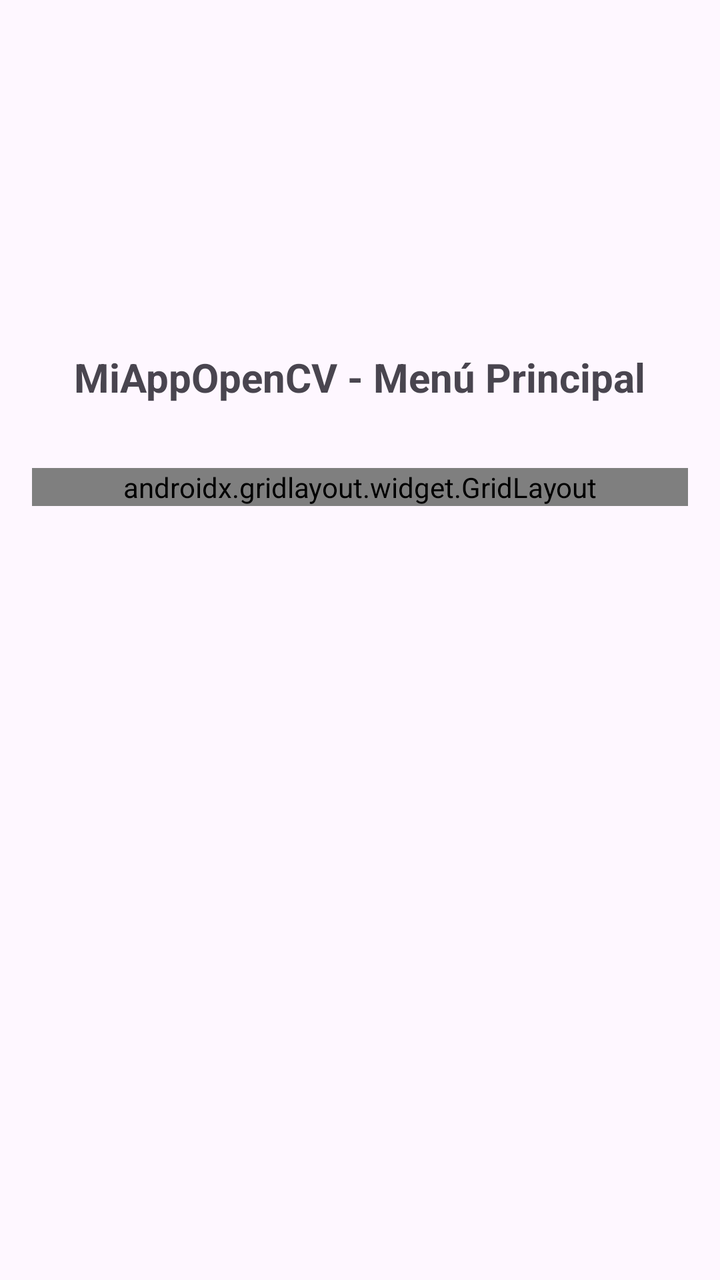
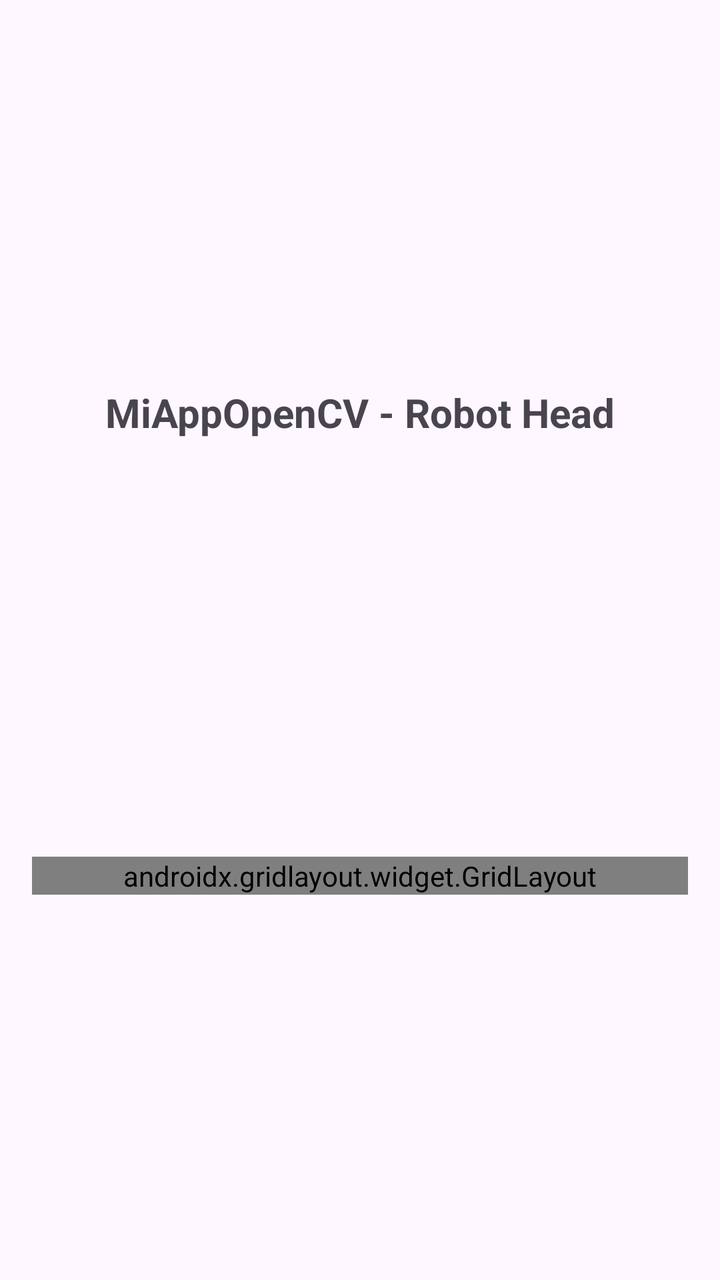

Before-and-after screenshots of an Android layout around one commit, followed by the original layout XML and the change that was made.
<!-- AndroidManifest.xml: application theme Theme.MiAppOpenCV -->
<!-- res/layout/activity_main.xml -->
<?xml version="1.0" encoding="utf-8"?>
<androidx.constraintlayout.widget.ConstraintLayout xmlns:android="http://schemas.android.com/apk/res/android"
    xmlns:app="http://schemas.android.com/apk/res-auto"
    xmlns:tools="http://schemas.android.com/tools"
    android:layout_width="match_parent"
    android:layout_height="match_parent"
    android:padding="16dp"
    tools:context=".MainActivity">

    <TextView
        android:id="@+id/tv_title"
        android:layout_width="wrap_content"
        android:layout_height="wrap_content"
        android:text="MiAppOpenCV - Menú Principal"
        android:textSize="20sp"
        android:textStyle="bold"
        app:layout_constraintEnd_toEndOf="parent"
        app:layout_constraintStart_toStartOf="parent"
        app:layout_constraintTop_toTopOf="parent"
        app:layout_constraintVertical_bias="0.3"
        app:layout_constraintBottom_toTopOf="@+id/main_menu_grid"
        app:layout_constraintVertical_chainStyle="packed"
        />

    
    <androidx.gridlayout.widget.GridLayout
        android:id="@+id/main_menu_grid"
        android:layout_width="0dp"
        android:layout_height="wrap_content"
        android:layout_marginTop="32dp"
        app:columnCount="1"
        app:layout_constraintEnd_toEndOf="parent"
        app:layout_constraintStart_toStartOf="parent"
        app:layout_constraintTop_toBottomOf="@+id/tv_title"
        app:layout_constraintBottom_toBottomOf="parent"
        app:layout_constraintVertical_bias="0.0"
        >

        

        
        <Button
            android:id="@+id/btn_launch_number_recognition"
            android:layout_width="0dp"
            android:layout_height="wrap_content"
            android:layout_margin="8dp"
            android:text="Reconocer Números (Tiny)"
            android:textSize="16sp"
            app:layout_columnWeight="1"
            app:layout_gravity="fill_horizontal" />

    </androidx.gridlayout.widget.GridLayout>

</androidx.constraintlayout.widget.ConstraintLayout>
<!-- resources referenced by this layout -->
<resources>
  <style name="Theme.MiAppOpenCV" parent="Base.Theme.MiAppOpenCV" />
  <style name="Base.Theme.MiAppOpenCV" parent="Theme.Material3.DayNight.NoActionBar">
          
          
      </style>
</resources>

<!-- the commit's change to res/layout/activity_main.xml (unified diff, before → after) -->
@@ -11,18 +11,16 @@
         android:id="@+id/tv_title"
         android:layout_width="wrap_content"
         android:layout_height="wrap_content"
-        android:text="MiAppOpenCV - Menú Principal"
+        android:text="MiAppOpenCV - Robot Head"
         android:textSize="20sp"
         android:textStyle="bold"
         app:layout_constraintEnd_toEndOf="parent"
         app:layout_constraintStart_toStartOf="parent"
         app:layout_constraintTop_toTopOf="parent"
-        app:layout_constraintVertical_bias="0.3"
+        app:layout_constraintVertical_bias="0.1"
         app:layout_constraintBottom_toTopOf="@+id/main_menu_grid"
-        app:layout_constraintVertical_chainStyle="packed"
         />
 
-    
     <androidx.gridlayout.widget.GridLayout
         android:id="@+id/main_menu_grid"
         android:layout_width="0dp"
@@ -37,14 +35,25 @@
         >
 
         
+        <Button
+            android:id="@+id/btn_launch_movement_pantilt"
+            android:layout_width="0dp"
+            android:layout_height="60dp"
+            android:layout_margin="8dp"
+            android:text="Controlar Cabeza Robot (USB)"
+            android:backgroundTint="@color/design_default_color_primary"
+            android:textSize="16sp"
+            app:layout_columnWeight="1"
+            app:layout_gravity="fill_horizontal" />
 
         
         <Button
             android:id="@+id/btn_launch_number_recognition"
             android:layout_width="0dp"
-            android:layout_height="wrap_content"
+            android:layout_height="60dp"
             android:layout_margin="8dp"
             android:text="Reconocer Números (Tiny)"
+            android:backgroundTint="@color/design_default_color_secondary"
             android:textSize="16sp"
             app:layout_columnWeight="1"
             app:layout_gravity="fill_horizontal" />
